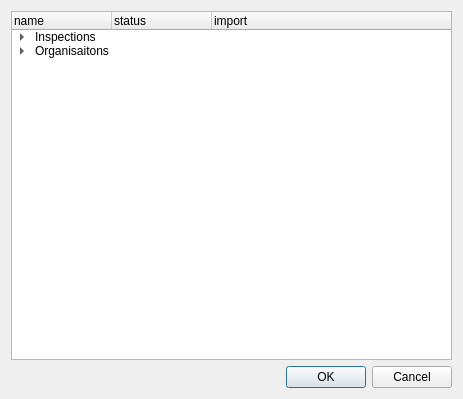
Qt form qgepplugin/ui/qgepinterlisimportstep.ui (QGEP/qgepplugin) before a commit.
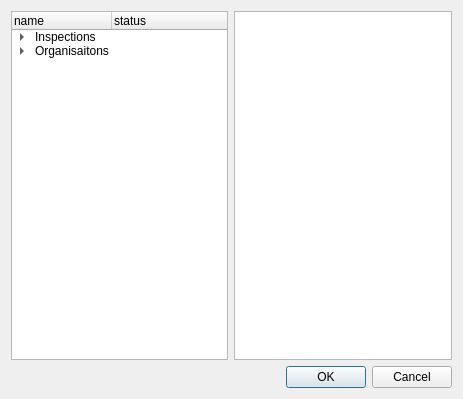
The same form after that commit.

Commit message: detail pane stub

What changed in the file:
```diff
--- a/qgepplugin/ui/qgepinterlisimportstep.ui
+++ b/qgepplugin/ui/qgepinterlisimportstep.ui
@@ -15,6 +15,8 @@
   </property>
   <layout class="QVBoxLayout" name="verticalLayout">
    <item>
+    <layout class="QHBoxLayout" name="horizontalLayout">
+     <item>
     <widget class="QTreeWidget" name="treeWidget">
      <property name="headerHidden">
       <bool>false</bool>
@@ -32,11 +34,6 @@
        <string>status</string>
       </property>
      </column>
-     <column>
-      <property name="text">
-       <string>import</string>
-      </property>
-     </column>
      <item>
       <property name="text">
        <string>Inspections</string>
@@ -114,6 +111,11 @@
       </item>
      </item>
     </widget>
+     </item>
+     <item>
+      <widget class="QTextEdit" name="detailsTextEdit"/>
+     </item>
+    </layout>
    </item>
    <item>
     <widget class="QDialogButtonBox" name="buttonBox">
```
Left out of the diff: 15 changed lines with no effect on the pictures. Lines whose indentation alone changed are shown as unchanged. The commit also changes 1 other file.
